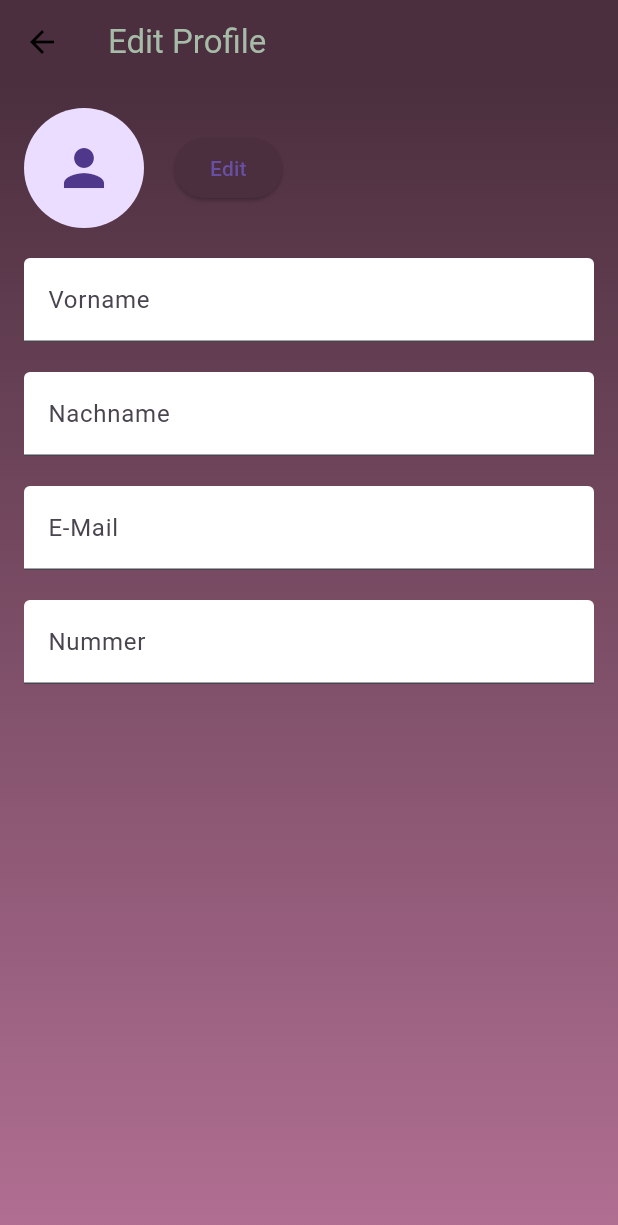
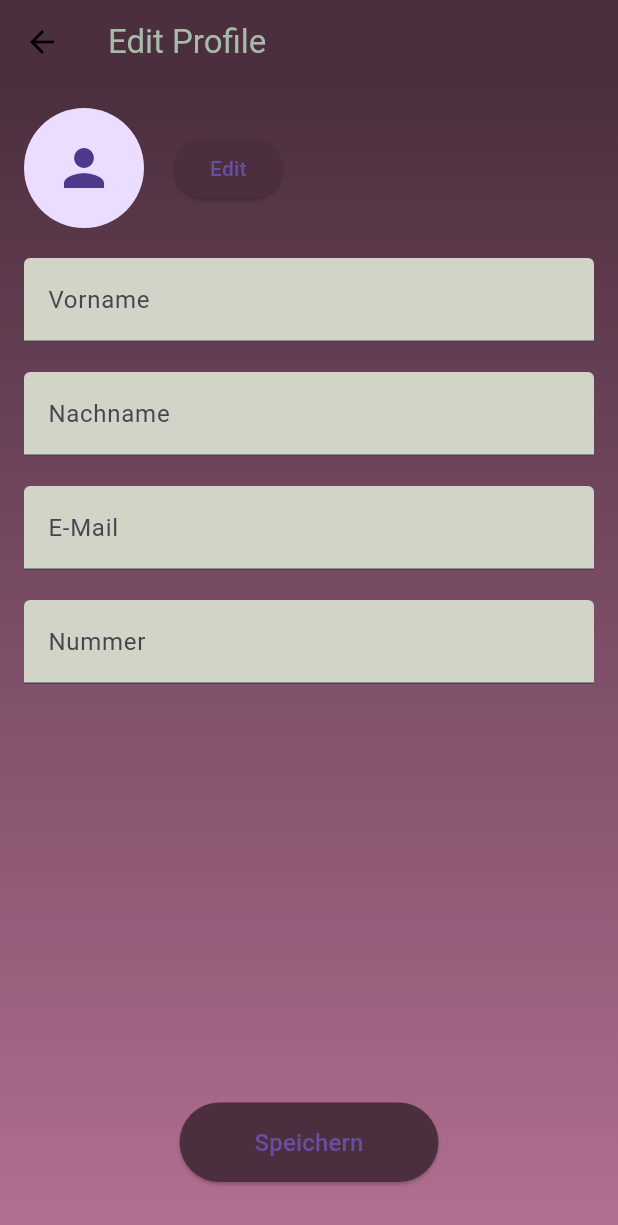
Before and after one commit to Mikael2392/meetkoch, a Flutter app: the EditProfileScreen screen opened directly, after a tap on "Edit", on a phone screen of 412 x 824 dp. Shown: the top 1225 px of the screen. Run offline on Flutter 3.47's test engine with Material 3 defaults, Android fonts, the light colour scheme and no system bars; our stand-ins replace image_picker, shared_preferences; accounts and stored records are empty.

Commit message:
ohne nativ splasch

```diff
--- a/lib/main.dart
+++ b/lib/main.dart
@@ -1,5 +1,5 @@
 import 'package:flutter/material.dart';
-import 'package:meetkoch/src/features/login/presentation/screen_1_login.dart';
+import 'package:meetkoch/src/core/splash_screen.dart';
 
 void main() {
   runApp(const MainApp());
@@ -11,7 +11,7 @@ class MainApp extends StatelessWidget {
   @override
   Widget build(BuildContext context) {
     return const MaterialApp(
-      home: MeetKochApp(),
+      home: SplashScreen(),
     );
   }
 }
--- a/lib/src/features/EditProfileScreen/presentation/EditProfileScreen.dart
+++ b/lib/src/features/EditProfileScreen/presentation/EditProfileScreen.dart
@@ -1,6 +1,7 @@
 import 'package:flutter/material.dart';
 import 'package:image_picker/image_picker.dart';
 import 'dart:io';
+import 'package:shared_preferences/shared_preferences.dart';
 
 class EditProfileScreen extends StatefulWidget {
   const EditProfileScreen({super.key});
@@ -11,9 +12,53 @@ class EditProfileScreen extends StatefulWidget {
 
 class _EditProfileScreenState extends State<EditProfileScreen> {
   File? _image;
+  final TextEditingController _firstNameController = TextEditingController();
+  final TextEditingController _lastNameController = TextEditingController();
+  final TextEditingController _emailController = TextEditingController();
+  final TextEditingController _numberController = TextEditingController();
+
+  @override
+  void initState() {
+    super.initState();
+    _loadProfileData();
+  }
+
+  Future<void> _loadProfileData() async {
+    SharedPreferences prefs = await SharedPreferences.getInstance();
+
+    setState(() {
+      _firstNameController.text = prefs.getString('first_name') ?? '';
+      _lastNameController.text = prefs.getString('last_name') ?? '';
+      _emailController.text = prefs.getString('email') ?? '';
+      _numberController.text = prefs.getString('number') ?? '';
+
+      String? imagePath = prefs.getString('profile_image');
+      if (imagePath != null && imagePath.isNotEmpty) {
+        _image = File(imagePath);
+      }
+    });
+  }
+
+  Future<void> _saveProfileData() async {
+    SharedPreferences prefs = await SharedPreferences.getInstance();
+
+    await prefs.setString('first_name', _firstNameController.text);
+    await prefs.setString('last_name', _lastNameController.text);
+    await prefs.setString('email', _emailController.text);
+    await prefs.setString('number', _numberController.text);
+
+    if (_image != null) {
+      await prefs.setString('profile_image', _image!.path);
+    }
+
+    ScaffoldMessenger.of(context).showSnackBar(
+      const SnackBar(content: Text('Daten erfolgreich gespeichert!')),
+    );
+
+    Navigator.pop(context);
+  }
 
   Future<void> _pickImage() async {
-    try {
     final picker = ImagePicker();
     final pickedFile = await picker.pickImage(source: ImageSource.gallery);
 
@@ -21,11 +66,6 @@ class _EditProfileScreenState extends State<EditProfileScreen> {
       setState(() {
         _image = File(pickedFile.path);
       });
-      } else {
-        print('Kein Bild ausgewählt.');
-      }
-    } catch (e) {
-      print('Fehler beim Auswählen eines Bildes: $e');
     }
   }
 
@@ -77,36 +117,58 @@ class _EditProfileScreenState extends State<EditProfileScreen> {
             ),
             const SizedBox(height: 20),
             TextFormField(
+              controller: _firstNameController,
               decoration: const InputDecoration(
                 labelText: 'Vorname',
                 filled: true,
-                fillColor: Colors.white,
+                fillColor: Color(0xFFD2D4C8),
               ),
             ),
             const SizedBox(height: 20),
             TextFormField(
+              controller: _lastNameController,
               decoration: const InputDecoration(
                 labelText: 'Nachname',
                 filled: true,
-                fillColor: Colors.white,
+                fillColor: Color(0xFFD2D4C8),
               ),
             ),
             const SizedBox(height: 20),
             TextFormField(
+              controller: _emailController,
               decoration: const InputDecoration(
                 labelText: 'E-Mail',
                 filled: true,
-                fillColor: Colors.white,
+                fillColor: Color(0xFFD2D4C8),
               ),
             ),
             const SizedBox(height: 20),
             TextFormField(
+              controller: _numberController,
               decoration: const InputDecoration(
                 labelText: 'Nummer',
                 filled: true,
-                fillColor: Colors.white,
+                fillColor: Color(0xFFD2D4C8),
               ),
             ),
+            const Spacer(),
+            Center(
+              child: ElevatedButton(
+                onPressed: _saveProfileData,
+                style: ElevatedButton.styleFrom(
+                  backgroundColor: const Color(0xFF4B2F3E),
+                  padding: const EdgeInsets.symmetric(
+                    horizontal: 50,
+                    vertical: 15,
+                  ),
+                ),
+                child: const Text(
+                  'Speichern',
+                  style: TextStyle(fontSize: 16),
+                ),
+              ),
+            ),
+            const SizedBox(height: 20),
           ],
         ),
       ),
```
Also changed, not shown: lib/src/core/splash_screen.dart (added, +81 -0 lines), lib/src/features/Setting/presentation/setting_screen.dart (+63 -37 lines), pubspec.yaml (+2 -6 lines), pubspec.lock, 34 other files. Lines whose indentation alone changed are shown as unchanged.
